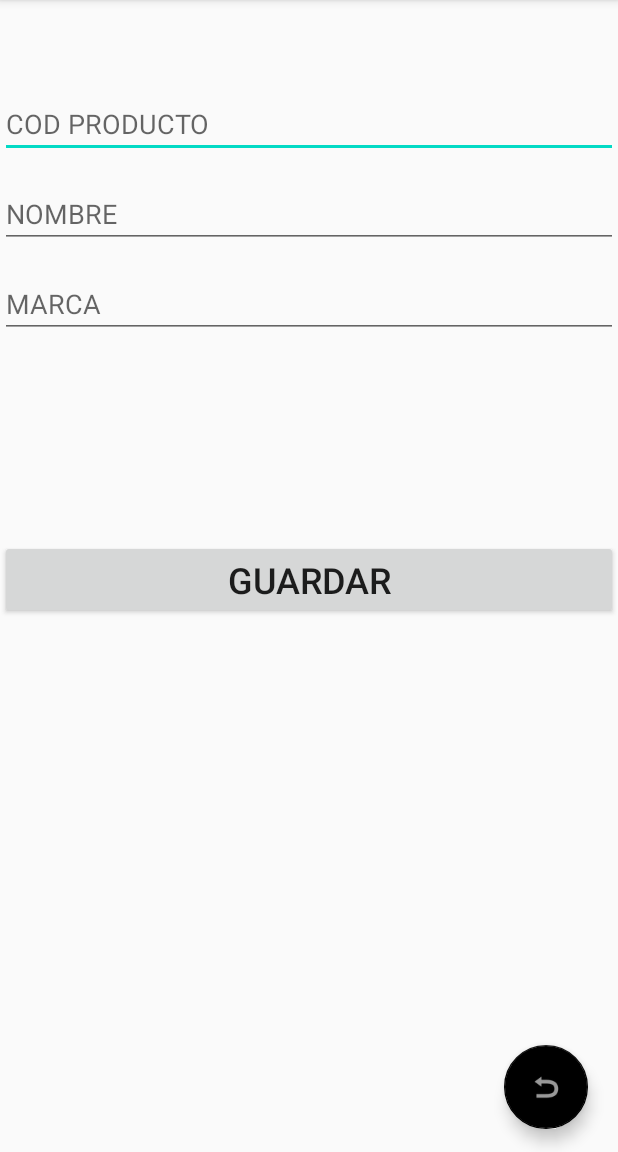
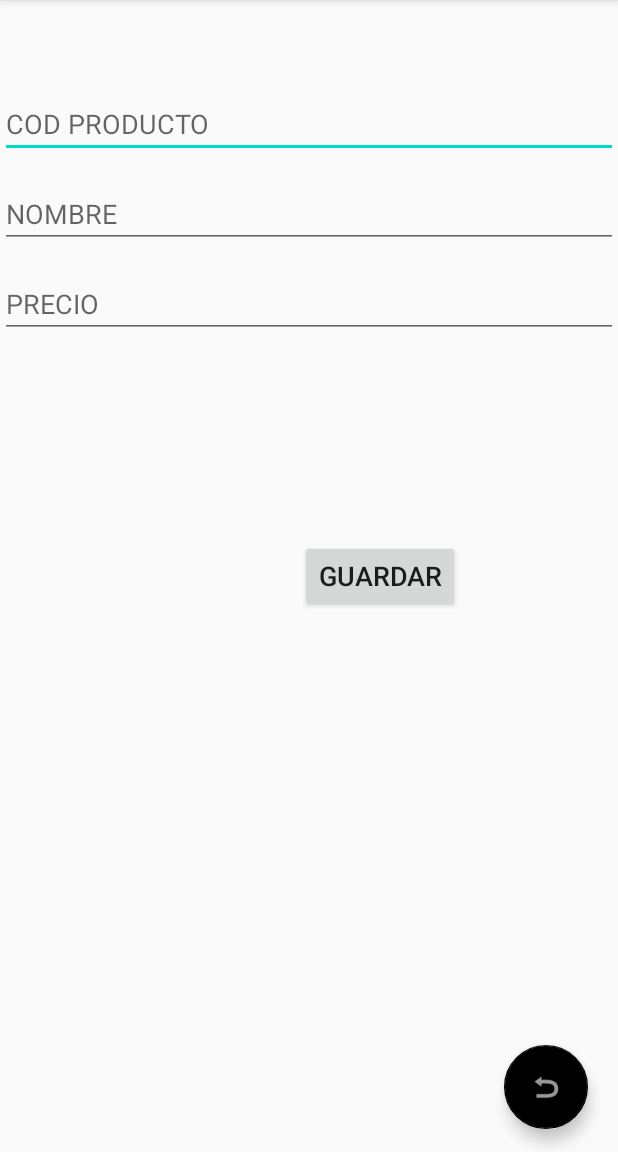
Before and after one commit to Eddo091/TiendadeMascotas, an Android app: the agregar_entienda screen opened directly, with no data from a screen before it, on a phone screen of 412 x 824 dp, the part 84-1236 px from its top. Run offline under Robolectric (Android 15) with nearby library versions, the phone set to English and light mode, and no system bars.

Commit message:
Funcional_Tienda

```diff
--- a/app/src/main/java/com/example/tiendademascotas/agregar_entienda.java
+++ b/app/src/main/java/com/example/tiendademascotas/agregar_entienda.java
@@ -61,7 +61,7 @@ public class agregar_entienda extends AppCompatActivity {
                 JSONObject dataTienda = new JSONObject(recibirParametros.getString("dataTienda")).getJSONObject("value");
 
                 TextView tempVal = (TextView)findViewById(R.id.txtCodigoTie);
-                tempVal.setText(dataTienda.getString("codigo"));
+                tempVal.setText(dataTienda.getString("Codigo"));
 
                 tempVal = (TextView)findViewById(R.id.txtProductoTie);
                 tempVal.setText(dataTienda.getString("Producto"));
--- a/app/src/main/res/layout/activity_agregar_entienda.xml
+++ b/app/src/main/res/layout/activity_agregar_entienda.xml
@@ -29,17 +29,19 @@
         android:layout_width="match_parent"
         android:layout_height="wrap_content"
         android:layout_marginTop="180dp"
-        android:hint="@string/marca"
-        android:inputType="text"
-        android:importantForAutofill="no" />
+        android:hint="@string/precio"
+        android:importantForAutofill="no"
+        android:inputType="text" />
 
     <Button
         android:id="@+id/btnGuardarTie"
-        android:layout_width="match_parent"
+        android:layout_width="wrap_content"
         android:layout_height="wrap_content"
         android:layout_marginTop="360dp"
+        android:layout_marginLeft="200dp"
         android:text="@string/guardar"
-        android:textSize="24sp" />
+        android:textSize="18sp"
+        android:layout_marginStart="200dp" />
 
     <com.google.android.material.floatingactionbutton.FloatingActionButton
         android:id="@+id/btnMostrarTie"
```
Also changed, not shown: app/build.gradle (+4 -4 lines), app/src/main/java/com/example/tiendademascotas/MainActivity.java (+4 -4 lines).
